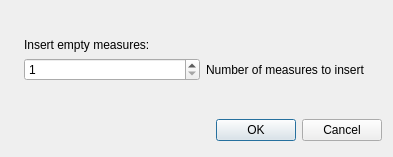
Before: the Qt Designer form mscore/mscore/insertmeasuresdialog.ui in musescore/musescore-old, drawn with Qt 5.
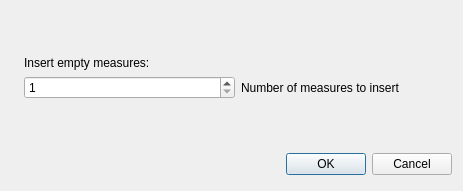
After: the same form once the commit is applied. Icons and pictures are not drawn.

The edit to the form file:
```diff
--- a/mscore/mscore/insertmeasuresdialog.ui
+++ b/mscore/mscore/insertmeasuresdialog.ui
@@ -1,13 +1,13 @@
 <?xml version="1.0" encoding="UTF-8"?>
 <ui version="4.0">
  <class>InsertMeasuresDialogBase</class>
- <widget class="QDialog" name="InsertMeasuresDialogBase">
-  <property name="geometry">
+ <widget class="QDialog" name="InsertMeasuresDialogBase" >
+  <property name="geometry" >
    <rect>
     <x>0</x>
     <y>0</y>
-    <width>393</width>
-    <height>157</height>
+    <width>463</width>
+    <height>191</height>
    </rect>
   </property>
   <property name="windowTitle">
```
Left out of the diff: 81 changed lines with no effect on the pictures.
